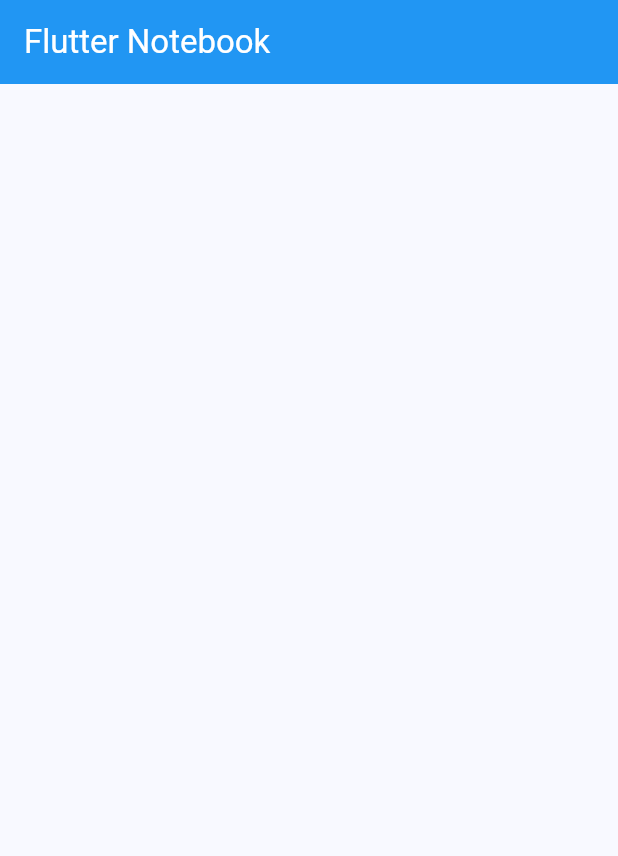
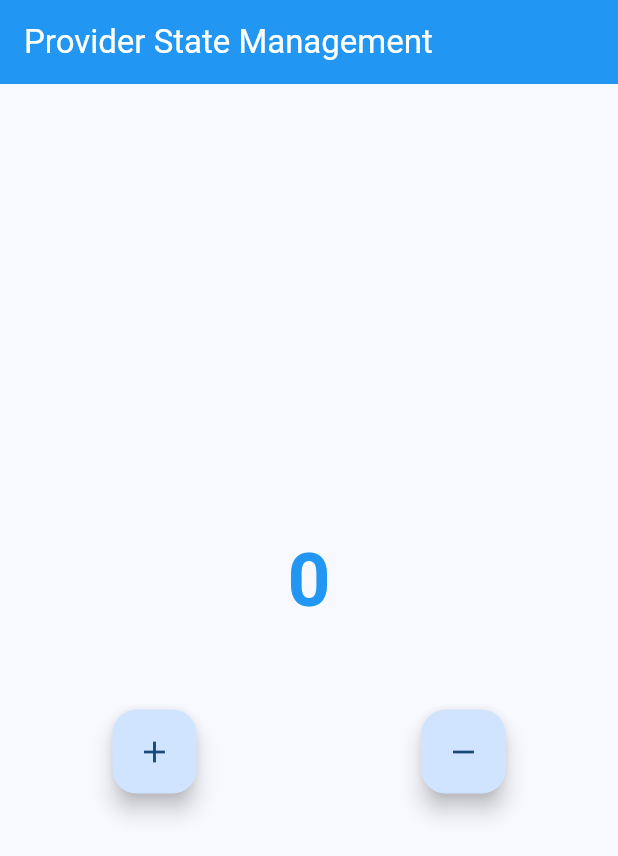
Before and after one commit to monir996/flutter-notebook, a Flutter app: the screen it shows after launch, on a phone screen of 412 x 824 dp. Shown: the top 856 px of the screen. Run offline on Flutter 3.47's test engine with Material 3 defaults, Android fonts, the phone set to English and light mode, and no system bars.

Commit message:
provider state management - initial

```diff
--- a/lib/home_screen.dart
+++ b/lib/home_screen.dart
@@ -1,4 +1,6 @@
 import 'package:flutter/material.dart';
+import 'package:flutter_notebook/provider/counter_provider.dart';
+import 'package:provider/provider.dart';
 
 class HomeScreen extends StatefulWidget {
   const HomeScreen({super.key});
@@ -13,11 +15,49 @@ class _HomeScreenState extends State<HomeScreen> {
   Widget build(BuildContext context) {
 
     return Scaffold(
-      appBar: AppBar(title: Text("Flutter Notebook", style: TextStyle(color: Colors.white)), backgroundColor: Colors.blue),
+      appBar: AppBar(title: Text("Provider State Management", style: TextStyle(color: Colors.white)), backgroundColor: Colors.blue),
 
-      // ----------------------- Main Branch  ==> Basic Structure ------------------
+      // ----------------------- Branch 57 ==> Provider State Management ------------------
 
-      body: Center(),
+      // Provider is a state management solution used to share and manage data
+      // across the app. It helps widgets listen to changes and rebuild when needed,
+      // making the app more organized and efficient.
+
+
+      body: Center(
+        child: Column(
+          mainAxisAlignment: MainAxisAlignment.center,
+          children: [
+
+            Text(
+              "${context.watch<CounterProvider>().count}",
+              style: TextStyle(fontSize: 50, fontWeight: FontWeight.bold, color: Colors.blue)
+            ),
+
+            SizedBox(height: 50),
+
+            Row(
+              mainAxisAlignment: MainAxisAlignment.spaceAround,
+              children: [
+                FloatingActionButton(
+                    onPressed: (){
+                      context.read<CounterProvider>().incrementCount();
+                    },
+                    child: Icon(Icons.add),
+                ),
+
+                FloatingActionButton(
+                  onPressed: (){
+                    context.read<CounterProvider>().decrementCount();
+                  },
+                  child: Icon(Icons.remove),
+                )
+              ],
+            )
+
+          ],
+        ),
+      ),
     );
   }
 }
--- /dev/null
+++ b/lib/provider/counter_provider.dart
@@ -0,0 +1,18 @@
+import 'package:flutter/cupertino.dart';
+
+class CounterProvider extends ChangeNotifier{
+
+  var _count = 0;
+
+  int get count => _count;
+
+  void incrementCount(){
+    _count++;
+    notifyListeners();
+  }
+
+  void decrementCount(){
+    _count--;
+    notifyListeners();
+  }
+}
--- a/pubspec.yaml
+++ b/pubspec.yaml
@@ -34,6 +34,7 @@ dependencies:
   # The following adds the Cupertino Icons font to your application.
   # Use with the CupertinoIcons class for iOS style icons.
   cupertino_icons: ^1.0.8
+  provider: ^6.1.5
 
 dev_dependencies:
   flutter_test:
```
Also changed, not shown: lib/main.dart (+11 -1 lines), pubspec.lock.
